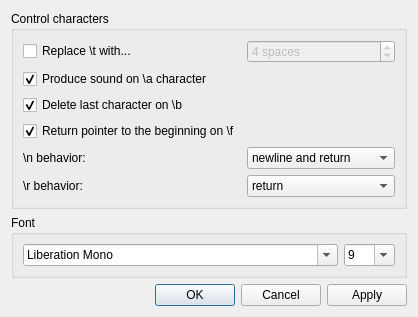
Tasssadar/Lorris, file src/shared/terminalsettings.ui: the form before one commit.
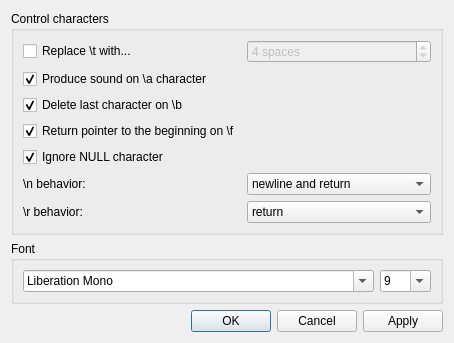
The form after the commit.

Commit message: [411] Add option to ignore NULL character to Terminal

```diff
--- a/src/shared/terminalsettings.ui
+++ b/src/shared/terminalsettings.ui
@@ -6,7 +6,7 @@
    <rect>
     <x>0</x>
     <y>0</y>
-    <width>418</width>
+    <width>454</width>
     <height>312</height>
    </rect>
   </property>
@@ -73,14 +73,14 @@
         </property>
        </widget>
       </item>
-      <item row="4" column="0">
+      <item row="5" column="0">
        <widget class="QLabel" name="label">
         <property name="text">
          <string>\n behavior:</string>
         </property>
        </widget>
       </item>
-      <item row="4" column="1">
+      <item row="5" column="1">
        <widget class="QComboBox" name="newBox">
         <item>
          <property name="text">
@@ -104,14 +104,14 @@
         </item>
        </widget>
       </item>
-      <item row="5" column="0">
+      <item row="6" column="0">
        <widget class="QLabel" name="label_2">
         <property name="text">
          <string>\r behavior:</string>
         </property>
        </widget>
       </item>
-      <item row="5" column="1">
+      <item row="6" column="1">
        <widget class="QComboBox" name="returnBox">
         <property name="currentIndex">
          <number>2</number>
@@ -138,6 +138,16 @@
         </item>
        </widget>
       </item>
+      <item row="4" column="0">
+       <widget class="QCheckBox" name="nullBox">
+        <property name="text">
+         <string>Ignore NULL character</string>
+        </property>
+        <property name="checked">
+         <bool>true</bool>
+        </property>
+       </widget>
+      </item>
      </layout>
     </widget>
    </item>
```
The commit also changes 4 other files.
